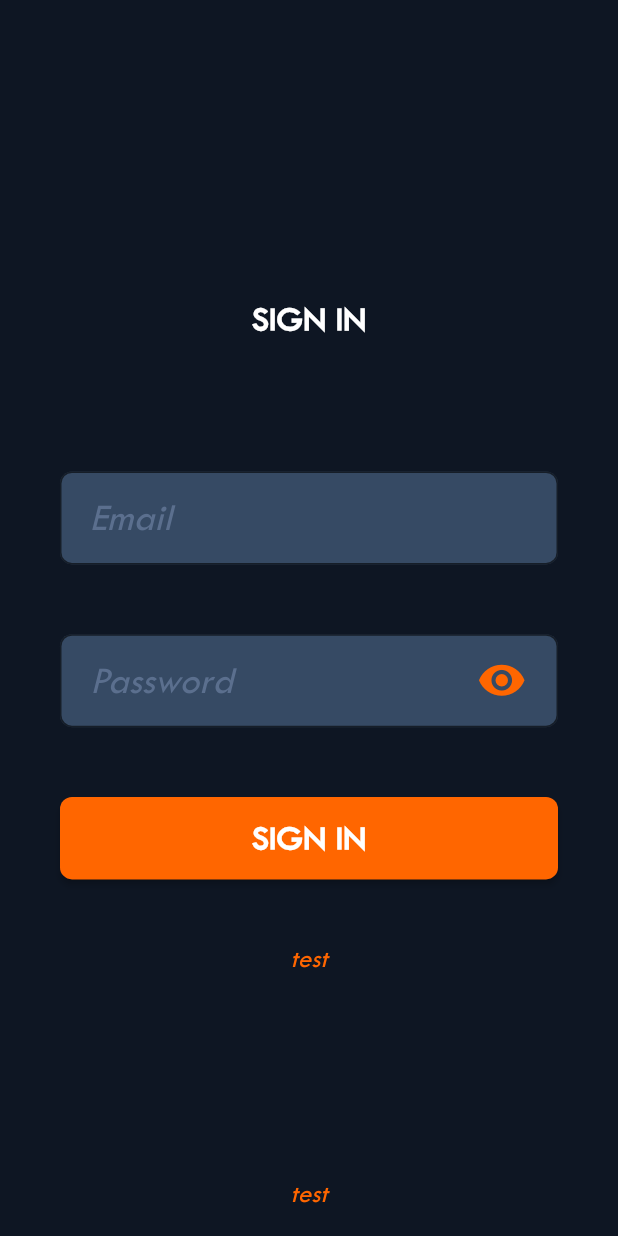
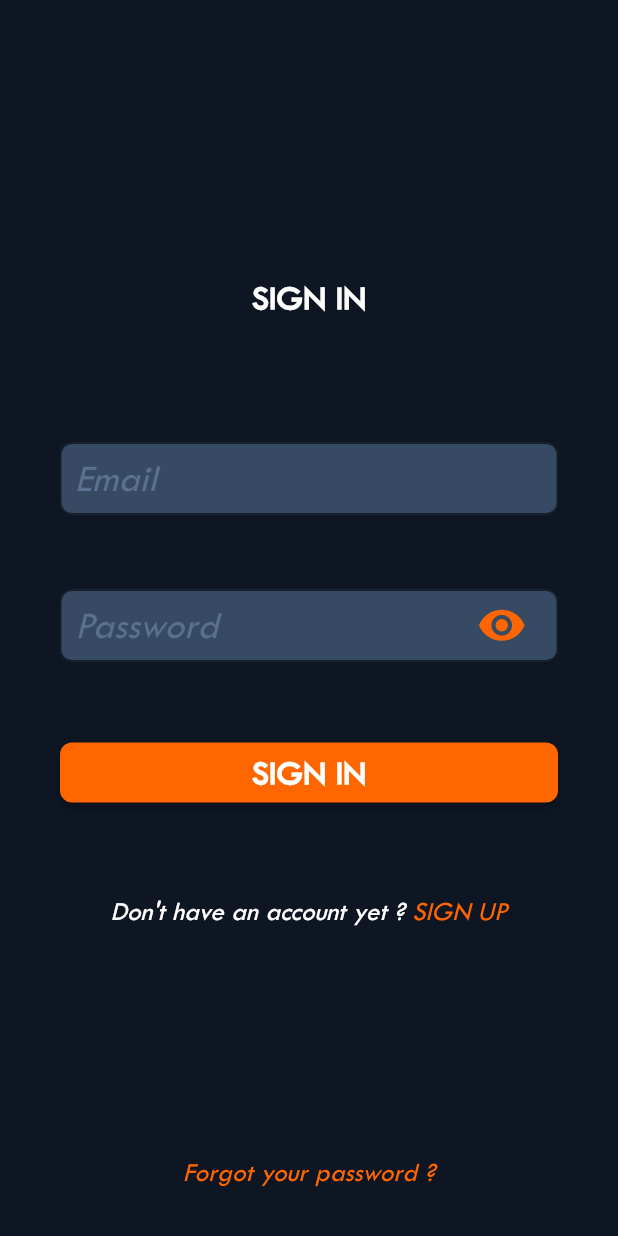
Before and after one commit to Hhanri/crunchyroll_app, a Flutter app: the screen it shows after launch, on a phone screen of 412 x 824 dp. Run offline on Flutter 3.47's test engine with Material 2 defaults, Android fonts, the phone set to English and light mode, and no system bars.

Commit message:
route generator added, sign up screen and sign in screen done, checkbox widget added, navigation utils added

```diff
--- a/lib/main.dart
+++ b/lib/main.dart
@@ -1,5 +1,8 @@
+import 'package:crunchyroll_app/resources/strings.dart';
 import 'package:crunchyroll_app/resources/theme.dart';
 import 'package:crunchyroll_app/screens/sign_in_page.dart';
+import 'package:crunchyroll_app/screens/sign_up_page.dart';
+import 'package:crunchyroll_app/utils/route_generator.dart';
 import 'package:flutter/material.dart';
 
 void main() {
@@ -9,13 +12,14 @@ void main() {
 class MyApp extends StatelessWidget {
   const MyApp({Key? key}) : super(key: key);
 
-  // This widget is the root of your application.
   @override
   Widget build(BuildContext context) {
     return MaterialApp(
+      title: Strings.appTitle,
       theme: theme,
       debugShowCheckedModeBanner: false,
-      home: SignInPage(),
+      home: SignInScreen(),
+      onGenerateRoute: RouteGenerator.generateRoute,
     );
   }
 }
--- a/lib/resources/strings.dart
+++ b/lib/resources/strings.dart
@@ -1,18 +1,31 @@
 class Strings {
+
+  static const String appTitle = "Crunchyroll App";
 
   //textfield
   static const String username = "Username";
   static const String email = "Email";
   static const String password = "Password";
   static const String search = "Search...";
+  static const String acceptTOS = "Accept Terms of Service";
 
   //textfield errors
   static const String errorEmptyField = "field is empty";
   static const String errorPasswordLength = "password is too short";
   static const String errorIsNotEmail = "not a valid email";
+  static const String errorTOSCheck = "TOS not checked";
+  static const String errorPasswordNotMatching = "Passwords do not match";
 
   //titles
   static const String signInTitle = "SIGN IN";
   static const String signUpTitle = "SIGN UP";
 
+  //navigation utils
+  static const String ok = "ok";
+
+  //account
+  static const String forgottenPassword = "Forgot your password ?";
+  static const String alreadyHaveAnAccount = "Already have an account ?";
+  static const String dontHaveAnAccount = "Don't have an account yet ?";
+
 }
--- a/lib/resources/theme.dart
+++ b/lib/resources/theme.dart
@@ -18,6 +18,7 @@ ThemeData theme = ThemeData(
     buttonColor: Colors.white,
   ),
   inputDecorationTheme: InputDecorationTheme(
+
     fillColor: MyColors.containerColor,
     filled: true,
     hintStyle: MyTextStyles.hintText,
@@ -33,9 +34,9 @@ ThemeData theme = ThemeData(
       ),
     ),
     border: OutlineInputBorder(
-        borderRadius: BorderRadius.all(
-            MyShapes.radiusCircular
-        )
+      borderRadius: BorderRadius.all(
+        MyShapes.radiusCircular
+      )
     ),
   ),
   elevatedButtonTheme: ElevatedButtonThemeData(
@@ -45,6 +46,13 @@ ThemeData theme = ThemeData(
       shape: RoundedRectangleBorder(
         borderRadius: MyShapes.circularBorders
       )
+    )
+  ),
+  textButtonTheme: TextButtonThemeData(
+    style: TextButton.styleFrom(
+      padding: EdgeInsets.zero,
+      textStyle: MyTextStyles.link1,
+      primary: MyColors.primaryColor
     )
   )
 
@@ -104,11 +112,11 @@ class MyTextStyles {
 }
 
 class MyShapes {
-
+  static BorderRadiusGeometry checkboxBorders = BorderRadius.circular(5.0);
   static BorderRadiusGeometry circularBorders = BorderRadius.circular(8.0);
   static Radius radiusCircular = Radius.circular(8.0);
 }
 
 class MySizes {
-  static double minimumHeightInput = 55;
+  static double minimumHeightInput = 40;
 }
--- a/lib/screens/sign_in_page.dart
+++ b/lib/screens/sign_in_page.dart
@@ -1,18 +1,19 @@
 import 'package:crunchyroll_app/resources/strings.dart';
 import 'package:crunchyroll_app/utils/app_config.dart';
+import 'package:crunchyroll_app/utils/route_generator.dart';
 import 'package:crunchyroll_app/widgets/button_widget.dart';
 import 'package:crunchyroll_app/widgets/text_field_widget.dart';
 import 'package:flutter/cupertino.dart';
 import 'package:flutter/material.dart';
 
-class SignInPage extends StatefulWidget {
-  const SignInPage({Key? key}) : super(key: key);
+class SignInScreen extends StatefulWidget {
+  const SignInScreen({Key? key}) : super(key: key);
 
   @override
-  _SignInPageState createState() => _SignInPageState();
+  _SignInScreenState createState() => _SignInScreenState();
 }
 
-class _SignInPageState extends State<SignInPage> {
+class _SignInScreenState extends State<SignInScreen> {
   final _formKey = GlobalKey<FormState>();
   String _password = "";
   String _email = "";
@@ -81,13 +82,30 @@ class _SignInPageState extends State<SignInPage> {
               Row(
                 mainAxisAlignment: MainAxisAlignment.center,
                 children: [
-                  Text("test")
+                  Text(
+                    Strings.dontHaveAnAccount,
+                    style: Theme.of(context).textTheme.bodyText1,
+                  ),
+                  TextButton(
+                    child: Text(" " + Strings.signUpTitle),
+                    onPressed: () => Navigator.of(context).pushNamed(SIGN_UP_PAGE),
+                  )
                 ],
               ),
               Spacer(
                 flex: 3
               ),
-              Text("test")
+              Row(
+                mainAxisAlignment: MainAxisAlignment.center,
+                children: [
+                  TextButton(
+                    child: Text(
+                      Strings.forgottenPassword
+                    ),
+                    onPressed: () {},
+                  )
+                ],
+              )
             ],
           ),
         ),
--- /dev/null
+++ b/lib/utils/route_generator.dart
@@ -0,0 +1,23 @@
+import 'package:crunchyroll_app/screens/sign_in_page.dart';
+import 'package:crunchyroll_app/screens/sign_up_page.dart';
+import 'package:flutter/material.dart';
+import '../main.dart';
+
+class RouteGenerator {
+
+  static Route<dynamic> generateRoute(RouteSettings settings) {
+    final _arguments = settings.arguments;
+
+    switch (settings.name) {
+      case MAIN_APP : return MaterialPageRoute(builder: (_) => MyApp());
+      case SIGN_IN_PAGE : return MaterialPageRoute(builder: (_) => SignInScreen());
+      case SIGN_UP_PAGE : return MaterialPageRoute(builder: (_) => SignUpScreen());
+      default : return MaterialPageRoute(builder: (_) => SignInScreen());
+    }
+
+  }
+
+}
+const String SIGN_IN_PAGE = "/SignIn";
+const String SIGN_UP_PAGE = "/SignUp";
+const String MAIN_APP = "/";
--- a/lib/widgets/button_widget.dart
+++ b/lib/widgets/button_widget.dart
@@ -18,7 +18,6 @@ class ButtonWidget extends StatelessWidget {
           alignment: Alignment.center,
           width: double.infinity,
           constraints: BoxConstraints(
-            minWidth: double.infinity,
             minHeight: MySizes.minimumHeightInput,
           ),
           child: Text(
--- a/lib/widgets/text_field_widget.dart
+++ b/lib/widgets/text_field_widget.dart
@@ -52,6 +52,7 @@ class _TextFieldWidgetState extends State<TextFieldWidget> {
       style: MyTextStyles.body1,
       textAlignVertical: TextAlignVertical.center,
       decoration: InputDecoration(
+        contentPadding: EdgeInsets.all(10),
         hintText: _textFieldParamaters.hintText,
         hintStyle: _textFieldParamaters.textStyle ?? MyTextStyles.hintText,
         suffixIcon: GestureDetector(
@@ -134,9 +135,9 @@ class TextFieldParamaters {
   });
 }
 
-class usernameTextFieldParameters extends TextFieldParamaters {
+class UsernameTextFieldParameters extends TextFieldParamaters {
   final String? hintText;
-  usernameTextFieldParameters({
+  UsernameTextFieldParameters({
     this.hintText = Strings.username
   }) : super(
     hintText: hintText,
```
Also changed, not shown: lib/screens/sign_up_page.dart (added, +154 -0 lines), lib/utils/navigation_utils.dart (added, +59 -0 lines), lib/widgets/checkbox_widget.dart (added, +35 -0 lines). Lines whose indentation alone changed are shown as unchanged.
